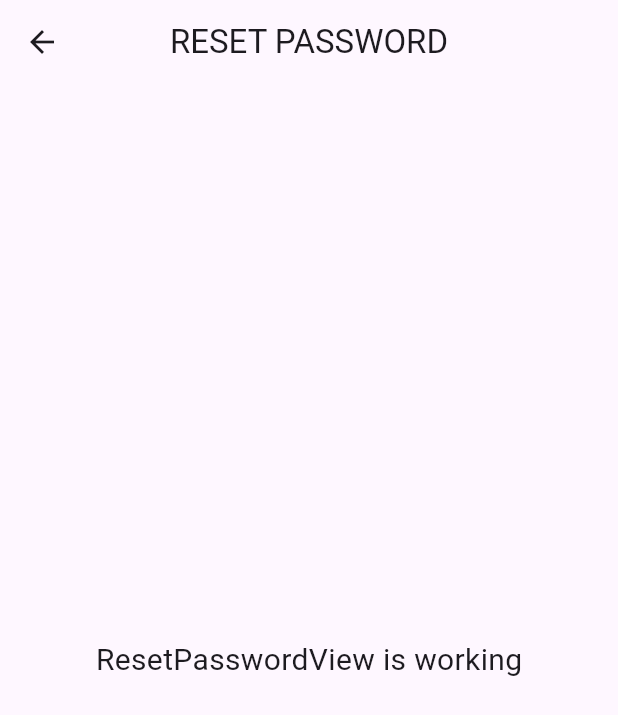
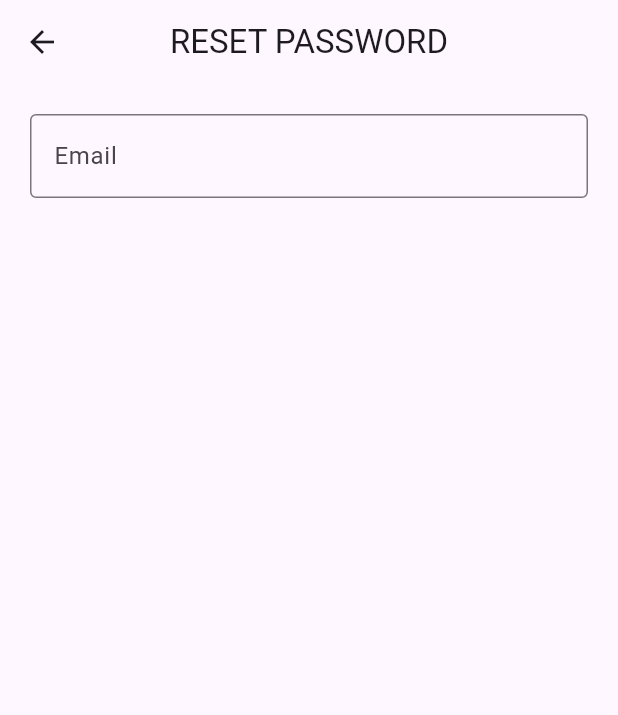
Before and after one commit to Faqihasyari/firebase_note, a Flutter app: the ResetPasswordView screen opened by its route, on a phone screen of 412 x 824 dp. Shown: the top 715 px of the screen. Run offline on Flutter 3.47's test engine with Material 3 defaults, Android fonts, the phone set to English and light mode, and no system bars; our stand-ins replace firebase_auth, firebase_core, get; accounts and stored records are empty; statements that could not run were skipped.

Commit message:
resetCoy

```diff
--- a/lib/app/modules/reset_password/views/reset_password_view.dart
+++ b/lib/app/modules/reset_password/views/reset_password_view.dart
@@ -13,12 +13,19 @@ class ResetPasswordView extends GetView<ResetPasswordController> {
         title: const Text('RESET PASSWORD'),
         centerTitle: true,
       ),
-      body: const Center(
-        child: Text(
-          'ResetPasswordView is working',
-          style: TextStyle(fontSize: 20),
-        ),
-      ),
+      body:ListView(
+        padding: EdgeInsets.all(20),
+        children: [
+          TextField(
+              controller: controller.emailC,
+              decoration: InputDecoration(
+                  labelText: "Email", border: OutlineInputBorder()),
+            ),
+            SizedBox(
+              height: 20,
+            ),
+        ],
+      )
     );
   }
 }
```
Also changed, not shown: lib/app/modules/reset_password/controllers/reset_password_controller.dart (+0 -18 lines).
